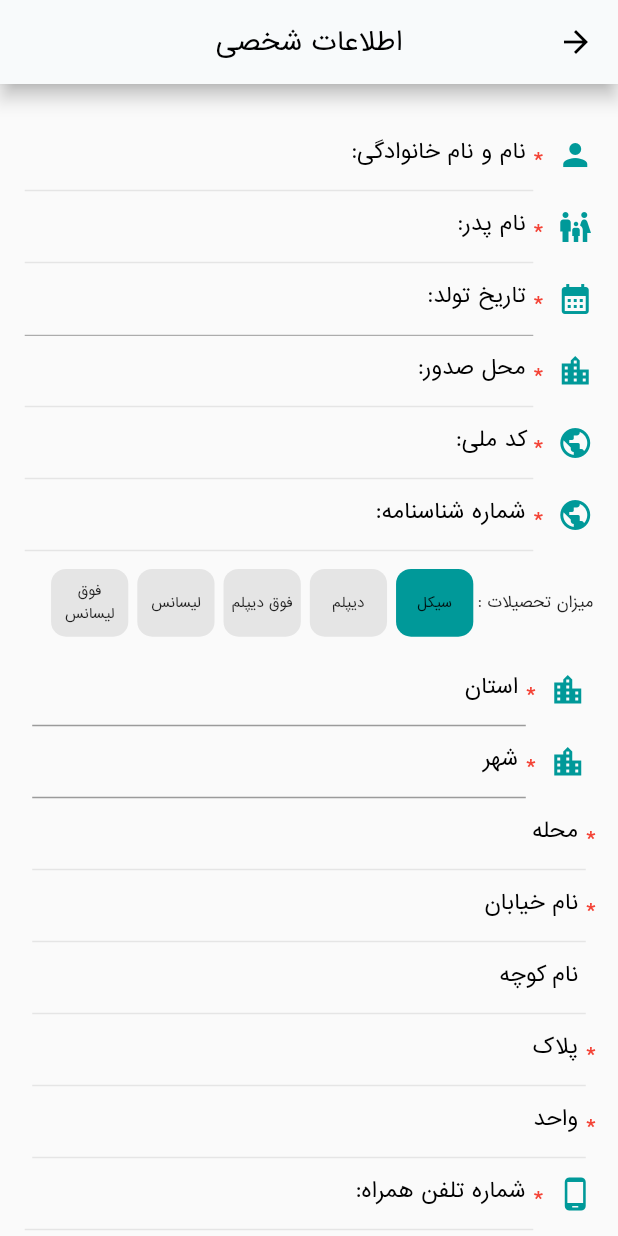
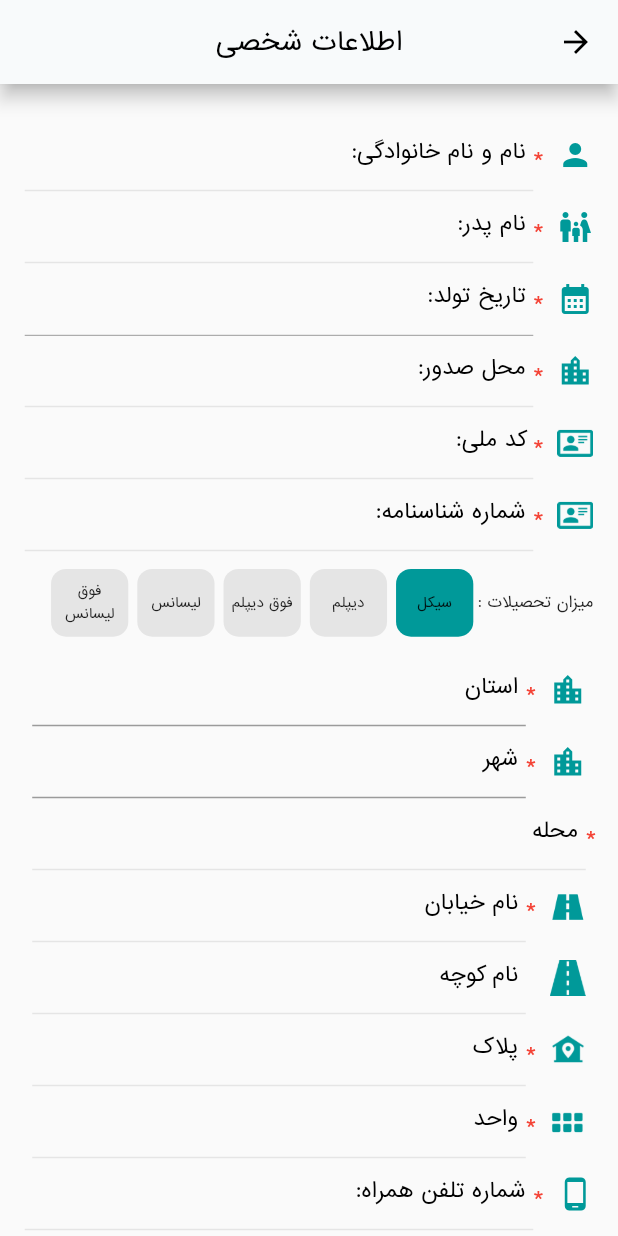
Before and after one commit to SajadRahimi1/rayaniyaresh, a Flutter app: the NurseInformationScreen screen opened directly, on a phone screen of 412 x 824 dp. Run offline on Flutter 3.47's test engine with Material 2 defaults, Android fonts, the phone set to English and light mode, and no system bars; our stand-ins replace cached_network_image, carousel_slider, flutter_spinkit, flutter_typeahead, get, get_storage and 4 more; missing offline and left inert: gif, local_auth_android, persian_datetime_picker, persian_number_utility; accounts and stored records are empty; network calls fail.

Commit message:
add some icon to inputs

```diff
--- a/lib/views/pages/home/main_screen.dart
+++ b/lib/views/pages/home/main_screen.dart
@@ -91,7 +91,7 @@ class _MainScreenState extends State<MainScreen> {
                                     Scaffold.of(context).openDrawer();
                                   });
                             }),
-                            /*  Obx(() => Visibility(
+                            Obx(() => Visibility(
                                   visible: _controller.hasNewMessage.value,
                                   child: IconButton(
                                       onPressed: _controller.onMessagesClick,
@@ -111,7 +111,7 @@ class _MainScreenState extends State<MainScreen> {
                                           )
                                         ],
                                       )),
-                                )),*/
+                                )),
                             const Spacer(),
                             Padding(
                                 padding: const EdgeInsets.only(left: 15),
--- a/lib/views/pages/singup_nurse/nurse_download_screen.dart
+++ b/lib/views/pages/singup_nurse/nurse_download_screen.dart
@@ -7,7 +7,6 @@ import 'package:rayaniyaresh/viewmodels/signup_nurse/nurse_pdf_viewmodel.dart';
 import 'package:rayaniyaresh/views/pages/singup_nurse/nurse_rules_screen.dart';
 import 'package:rayaniyaresh/views/widgets/appbar_widget.dart';
 import 'package:rayaniyaresh/views/widgets/next_button.dart';
-import 'package:rayaniyaresh/views/widgets/next_step_button.dart';
 
 class NurseDownloadScreen extends StatelessWidget {
   const NurseDownloadScreen({Key? key, required this.nurseModel})
@@ -34,7 +33,7 @@ class NurseDownloadScreen extends StatelessWidget {
                     // bad background
                     InkWell(
                       onTap: () async {
-                        var pdf = await PdfService().init(
+                        await PdfService().init(
                           name: nurseModel.name ?? "",
                           fatherName: nurseModel.fatherName ?? "",
                           birthday: nurseModel.birthday ?? "",
--- a/lib/views/pages/singup_nurse/nurse_information_screen.dart
+++ b/lib/views/pages/singup_nurse/nurse_information_screen.dart
@@ -79,7 +79,8 @@ class NurseInformationScreen extends StatelessWidget {
                 ProfileTextInput(
                   controller: _controller.textEditingController[4],
                   text: "کد ملی:",
-                  icon: const Icon(Icons.public),
+                  icon: const ImageIcon(
+                      AssetImage("assets/images/icons/card.png")),
                   maxLength: 10,
                   keyboardType: TextInputType.number,
                   onChanged: (value) {
@@ -89,7 +90,8 @@ class NurseInformationScreen extends StatelessWidget {
                 ProfileTextInput(
                   controller: _controller.textEditingController[5],
                   text: "شماره شناسنامه:",
-                  icon: const Icon(Icons.public_sharp),
+                  icon: const ImageIcon(
+                      AssetImage("assets/images/icons/card.png")),
                   maxLength: 11,
                   keyboardType: TextInputType.number,
                   onChanged: (value) {
@@ -138,15 +140,6 @@ class NurseInformationScreen extends StatelessWidget {
                     ],
                   ),
                 ),
-
-                // ProfileTextInput(
-                //   controller: _controller.textEditingController[6],
-                //   text: "آدرس دقیق منزل",
-                //   icon: const Icon(Icons.pin_drop),
-                //   onChanged: (value) {
-                //     _controller.nurseModel.address = value;
-                //   },
-                // ),
 
                 // address
                 Padding(
@@ -233,6 +226,8 @@ class NurseInformationScreen extends StatelessWidget {
                           width: Get.width / 1,
                           child: ProfileTextInput(
                             text: "نام خیابان",
+                            icon: const ImageIcon(
+                                AssetImage("assets/images/icons/road.png")),
                             onChanged: (value) => _controller.street = value,
                           )),
                       SizedBox(
@@ -240,12 +235,17 @@ class NurseInformationScreen extends StatelessWidget {
                           child: ProfileTextInput(
                             required: false,
                             text: "نام کوچه",
+                            icon: const ImageIcon(
+                                AssetImage("assets/images/icons/road2.png")),
                             onChanged: (value) => _controller.alley = value,
                           )),
                       SizedBox(
                           width: Get.width / 1,
                           child: ProfileTextInput(
                             text: "پلاک",
+                            icon: const ImageIcon(
+                              AssetImage("assets/images/icons/home-loc.png"),
+                            ),
                             keyboardType: TextInputType.number,
                             onChanged: (value) => _controller.plate = value,
                           )),
@@ -253,6 +253,8 @@ class NurseInformationScreen extends StatelessWidget {
                           width: Get.width / 1,
                           child: ProfileTextInput(
                             text: "واحد",
+                            icon: const ImageIcon(
+                                AssetImage("assets/images/icons/num.png")),
                             keyboardType: TextInputType.number,
                             onChanged: (value) => _controller.number = value,
                           )),
@@ -290,25 +292,6 @@ class NurseInformationScreen extends StatelessWidget {
             height: Get.height / 10,
             child: NextButton(onNext: _controller.validationForm),
           )
-          /*
-          InkWell(
-            onTap: _controller.validationForm,
-            child: Container(
-              width: Get.width,
-              height: Get.height / 13,
-              alignment: Alignment.center,
-              decoration: const BoxDecoration(
-                  borderRadius: BorderRadius.only(
-                      topLeft: Radius.circular(15),
-                      topRight: Radius.circular(15)),
-                  color: buttonColor),
-              child: Text(
-                "مرحله بعدی",
-                style: TextStyle(
-                    color: const Color(0xffffffff), fontSize: Get.width / 22),
-              ),
-            ),
-          ),*/
         ],
       ),
     );
--- a/lib/views/widgets/next_step_button.dart
+++ b/lib/views/widgets/next_step_button.dart
@@ -19,7 +19,7 @@ class NextStepButton extends StatelessWidget {
         decoration: BoxDecoration(
             borderRadius: const BorderRadius.only(
                 topLeft: Radius.circular(15), topRight: Radius.circular(15)),
-            color: enable ? buttonColor : Color(0xff989898)),
+            color: enable ? buttonColor : const Color(0xff989898)),
         child: Text(
           title,
           style: TextStyle(
```
Also changed, not shown: lib/viewmodels/home/main_viewmodel.dart (+18 -0 lines), lib/views/pages/nurse_service/baby_sitter_screen.dart (+23 -12 lines), lib/views/pages/nurse_service/oldage_form_screen.dart (+24 -18 lines), lib/views/pages/nurse_service/patient_form_screen.dart (+25 -14 lines), assets/images/icons/card.png (added), assets/images/icons/home-loc.png (added), assets/images/icons/num.png (added), assets/images/icons/road.png (added), assets/images/icons/road2.png (added).
